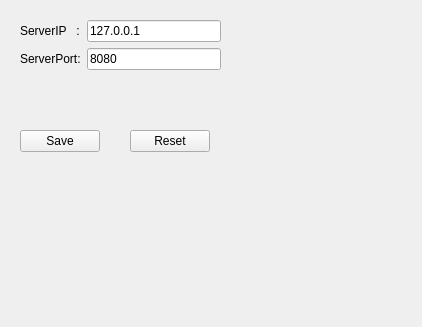
Qt form Tools/MHealthReport/config.ui (zyq1569/HealthApp) before a commit.
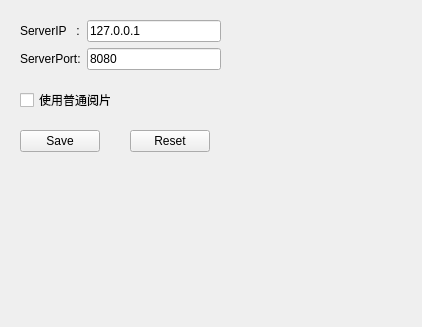
The same form after that commit.

Diff of the .ui file:
```diff
--- a/Tools/MHealthReport/config.ui
+++ b/Tools/MHealthReport/config.ui
@@ -79,6 +79,19 @@
     </item>
    </layout>
   </widget>
+  <widget class="QCheckBox" name="m_imageViewer">
+   <property name="geometry">
+    <rect>
+     <x>20</x>
+     <y>90</y>
+     <width>91</width>
+     <height>20</height>
+    </rect>
+   </property>
+   <property name="text">
+    <string>使用普通阅片</string>
+   </property>
+  </widget>
  </widget>
  <resources/>
  <connections/>
```
